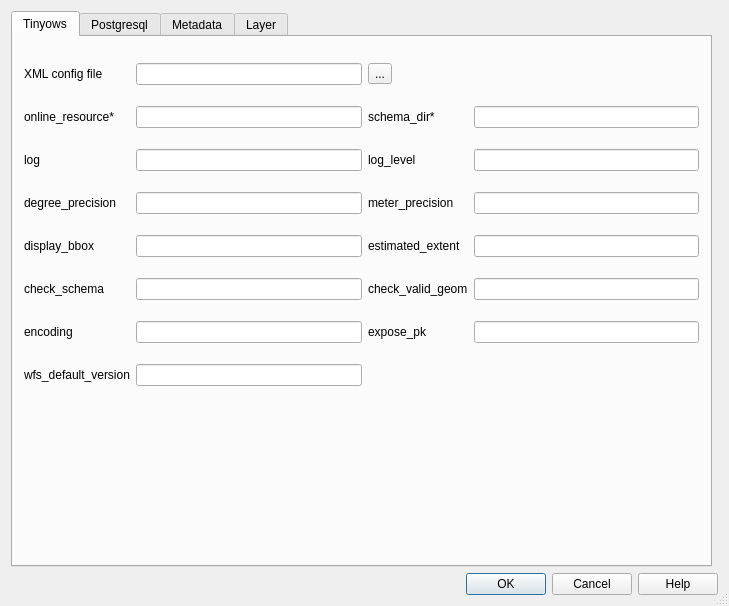
Qt form ui/tinyowsxmlgenerator.ui (MiniHero/tinyows_xml_generator) before a commit.
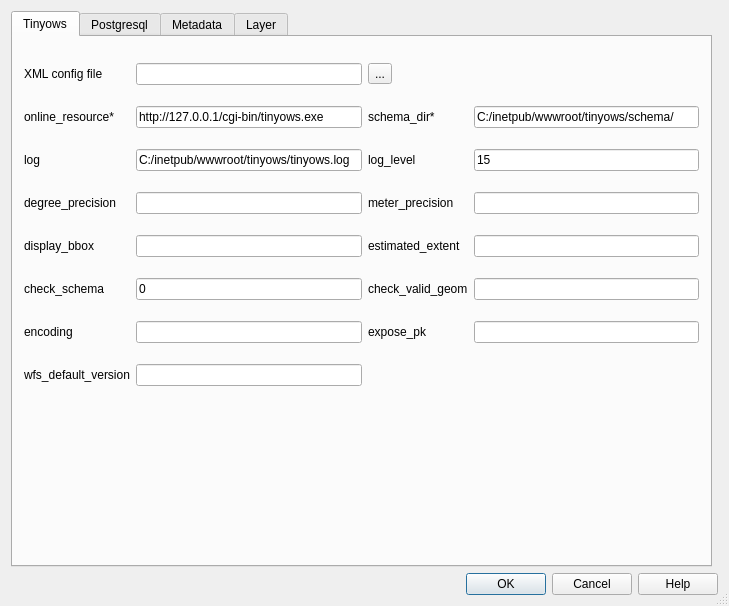
The same form after that commit.

Commit message: add default field values

```diff
--- a/ui/tinyowsxmlgenerator.ui
+++ b/ui/tinyowsxmlgenerator.ui
@@ -63,13 +63,25 @@
         </widget>
        </item>
        <item row="2" column="3">
-        <widget class="QLineEdit" name="txtTinyowsLogLevel_2"/>
+        <widget class="QLineEdit" name="txtTinyowsLogLevel_2">
+         <property name="text">
+          <string>15</string>
+         </property>
+        </widget>
        </item>
        <item row="1" column="1">
-        <widget class="QLineEdit" name="txtTinyowsOnlineResource"/>
+        <widget class="QLineEdit" name="txtTinyowsOnlineResource">
+         <property name="text">
+          <string>http://127.0.0.1/cgi-bin/tinyows.exe</string>
+         </property>
+        </widget>
        </item>
        <item row="2" column="1">
-        <widget class="QLineEdit" name="txtTinyowsLog"/>
+        <widget class="QLineEdit" name="txtTinyowsLog">
+         <property name="text">
+          <string>C:/inetpub/wwwroot/tinyows/tinyows.log</string>
+         </property>
+        </widget>
        </item>
        <item row="0" column="1">
         <widget class="QLineEdit" name="txtXmlConfigFilePath">
@@ -85,7 +97,11 @@
         <widget class="QLineEdit" name="txtTinyowsCheckValidGeom"/>
        </item>
        <item row="5" column="1">
-        <widget class="QLineEdit" name="txtTinyowsCheckSchema"/>
+        <widget class="QLineEdit" name="txtTinyowsCheckSchema">
+         <property name="text">
+          <string>0</string>
+         </property>
+        </widget>
        </item>
        <item row="3" column="2">
         <widget class="QLabel" name="label_9">
@@ -162,7 +178,11 @@
         </widget>
        </item>
        <item row="1" column="3">
-        <widget class="QLineEdit" name="txtTinyowsSchemaDir"/>
+        <widget class="QLineEdit" name="txtTinyowsSchemaDir">
+         <property name="text">
+          <string>C:/inetpub/wwwroot/tinyows/schema/</string>
+         </property>
+        </widget>
        </item>
        <item row="3" column="0">
         <widget class="QLabel" name="label_8">
```
Left out of the diff: 40 changed lines with no effect on the pictures. The commit also changes 1 other file.
